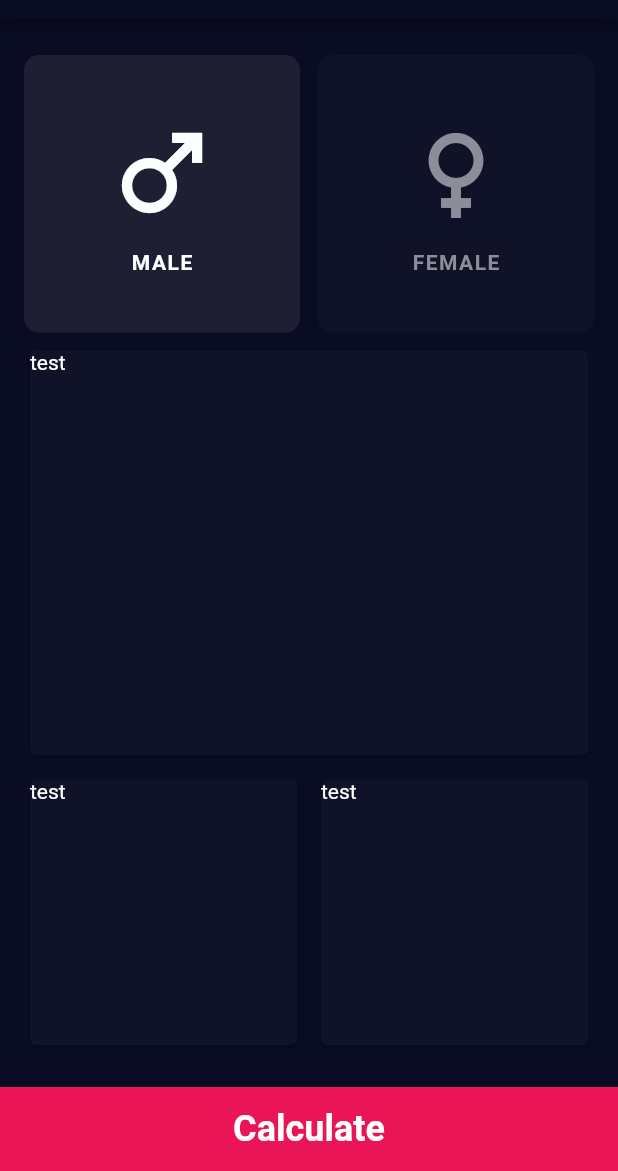
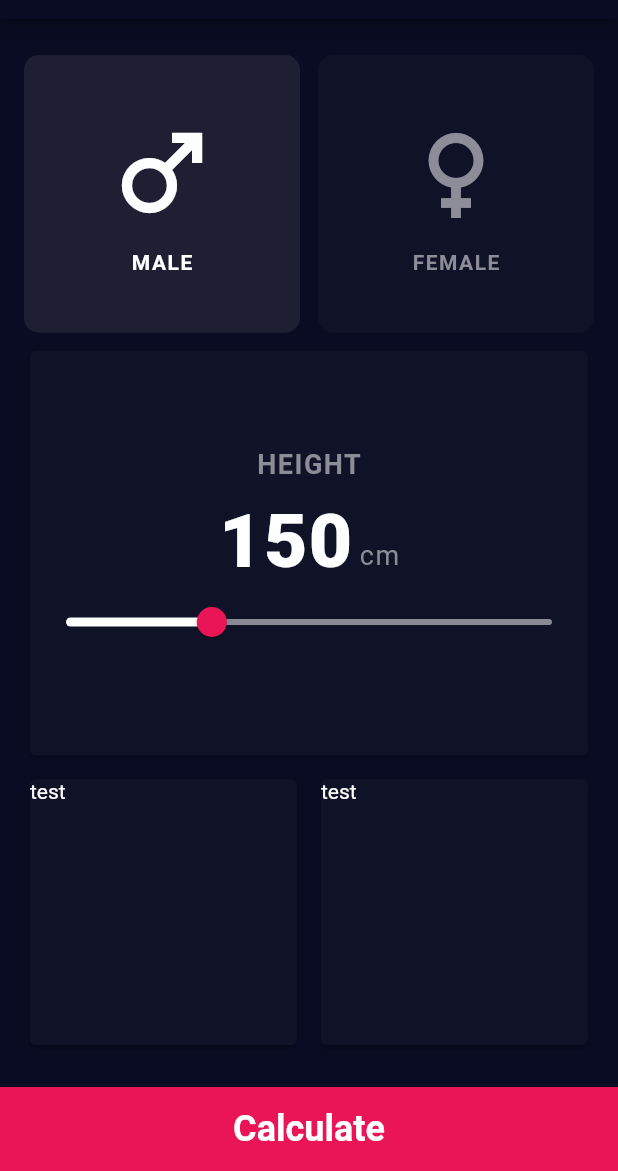
Before and after one commit to ridhokhalis99/bmi-calculator, a Flutter app: the screen it shows after launch, on a phone screen of 412 x 824 dp, the part 65-1236 px from its top. Run offline on Flutter 3.47's test engine with Material 2 defaults, Android fonts, the phone set to English and light mode, and no system bars.

Commit message:
Height slider input

```diff
--- a/lib/constants/colors.dart
+++ b/lib/constants/colors.dart
@@ -6,3 +6,5 @@ const kLighterPrimaryColor = Color(0xFF1E1F33);
 const kAccentColor = Color(0xFFEA1556);
 const kTextColor = Color(0xFFFDFEFE);
 const kSecondaryTextColor = Color(0xFF8C8D98);
+const kWhiteColor = Color(0xFFFEFFFF);
+const kLightGreyColor = Color(0xFF888995);
--- /dev/null
+++ b/lib/constants/styles.dart
@@ -0,0 +1,17 @@
+import 'package:flutter/material.dart';
+import 'colors.dart';
+
+const kLabelTextStyle = TextStyle(
+    fontSize: 18.0,
+    fontWeight: FontWeight.bold,
+    letterSpacing: 1.0,
+    color: kSecondaryTextColor);
+
+const kNumberTextStyle = TextStyle(
+    fontSize: 50.0,
+    fontWeight: FontWeight.w900,
+    letterSpacing: 1.0,
+    color: kTextColor);
+
+const kUnitTextStyle =
+    TextStyle(fontSize: 18.0, letterSpacing: 1.0, color: kSecondaryTextColor);
--- /dev/null
+++ b/lib/pages/input_page/components/input_height.dart
@@ -0,0 +1,62 @@
+import 'package:flutter/material.dart';
+import 'package:bmi_calculator/constants/colors.dart';
+import 'package:bmi_calculator/constants/styles.dart';
+
+class InputHeight extends StatefulWidget {
+  const InputHeight({
+    Key? key,
+  }) : super(key: key);
+
+  @override
+  _InputHeightState createState() => _InputHeightState();
+}
+
+class _InputHeightState extends State<InputHeight> {
+  var height = 150;
+
+  @override
+  Widget build(BuildContext context) {
+    onChanged(double value) {
+      setState(() {
+        height = value.toInt();
+      });
+    }
+
+    return Card(
+      color: kLightPrimaryColor,
+      child: Column(
+        mainAxisAlignment: MainAxisAlignment.center,
+        children: [
+          const Text('HEIGHT', style: kLabelTextStyle),
+          const SizedBox(
+            height: 12.0,
+          ),
+          Row(
+            mainAxisAlignment: MainAxisAlignment.center,
+            crossAxisAlignment: CrossAxisAlignment.end,
+            children: [
+              Text(height.toString(), style: kNumberTextStyle),
+              Container(
+                margin: const EdgeInsets.fromLTRB(4.0, 0, 0, 10.0),
+                child: const Text('cm', style: kUnitTextStyle),
+              ),
+            ],
+          ),
+          SliderTheme(
+            data: SliderTheme.of(context).copyWith(
+                thumbColor: kAccentColor,
+                activeTrackColor: kWhiteColor,
+                inactiveTrackColor: kLightGreyColor),
+            child: Slider(
+              value: height.toDouble(),
+              min: 120,
+              max: 220,
+              label: height.toString(),
+              onChanged: onChanged,
+            ),
+          ),
+        ],
+      ),
+    );
+  }
+}
--- a/lib/pages/input_page/index.dart
+++ b/lib/pages/input_page/index.dart
@@ -1,8 +1,8 @@
-import 'package:bmi_calculator/constants/colors.dart';
+import 'package:flutter/material.dart';
+import 'package:bmi_calculator/components/card.dart';
+import 'components/bottom_button.dart';
 import 'package:bmi_calculator/pages/input_page/components/input_gender.dart';
-import 'package:flutter/material.dart';
-import '../../components/card.dart';
-import 'components/bottom_button.dart';
+import 'package:bmi_calculator/pages/input_page/components/input_height.dart';
 
 class InputPage extends StatefulWidget {
   const InputPage({super.key});
@@ -26,16 +26,9 @@ class _InputPageState extends State<InputPage> {
           children: [
             const Expanded(flex: 2, child: InputGender()),
             const SizedBox(height: 8.0),
-            Expanded(
+            const Expanded(
               flex: 3,
-              child: Row(
-                crossAxisAlignment: CrossAxisAlignment.stretch,
-                children: const [
-                  CustomCard(
-                    child: Text('test'),
-                  ),
-                ],
-              ),
+              child: InputHeight(),
             ),
             const SizedBox(height: 8.0),
             Expanded(
```
